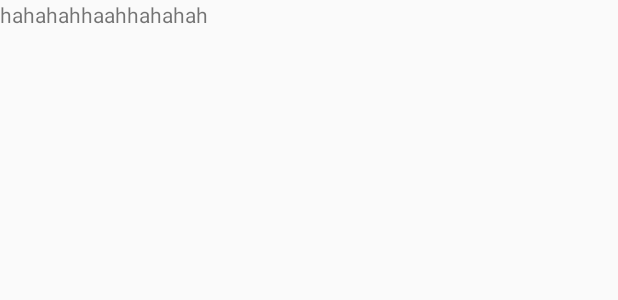
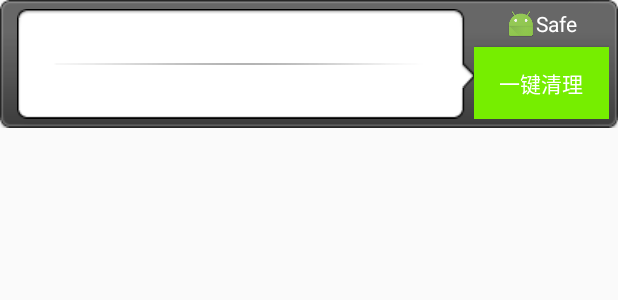
Before and after one commit to AnxiWang/Safe, an Android app: the layout example_appwidget.xml on its own in the app's theme, with its tools: preview values and no code run, on a phone screen of 412 x 824 dp. Shown: the top 300 px of the screen. Run offline under Robolectric (Android 15) with nearby library versions, the phone set to English and light mode, and no system bars.

Commit message:
Add appwidget

```diff
--- a/app/src/main/java/receiver/MyAppWidgetProvider.java
+++ b/app/src/main/java/receiver/MyAppWidgetProvider.java
@@ -1,10 +1,27 @@
 package receiver;
 
 import android.appwidget.AppWidgetProvider;
+import android.content.Context;
+import android.content.Intent;
 
 /**
  * Created by anxi on 2017/2/22.
  */
 
 public class MyAppWidgetProvider extends AppWidgetProvider {
+    @Override
+    public void onReceive(Context context, Intent intent) {
+        super.onReceive(context, intent);
+    }
+
+    @Override
+    public void onEnabled(Context context) {
+        super.onEnabled(context);
+    }
+
+    @Override
+    public void onDisabled(Context context) {
+        super.onDisabled(context);
+    }
+
 }
--- a/app/src/main/res/layout/example_appwidget.xml
+++ b/app/src/main/res/layout/example_appwidget.xml
@@ -1,10 +1,74 @@
 <?xml version="1.0" encoding="utf-8"?>
 <LinearLayout xmlns:android="http://schemas.android.com/apk/res/android"
-    android:orientation="vertical" android:layout_width="match_parent"
-    android:layout_height="match_parent">
+    android:layout_width="fill_parent"
+    android:layout_height="wrap_content"
+    android:background="@drawable/widget_bg_portrait"
+    android:id="@+id/ll_root"
+    android:gravity="center_vertical" >
 
-    <TextView
+    <LinearLayout
+        android:layout_width="0.0dip"
+        android:layout_height="fill_parent"
+        android:layout_marginLeft="5.0dip"
+        android:layout_weight="1.0"
+        android:background="@drawable/widget_bg_portrait_child"
+        android:gravity="center_vertical"
+        android:orientation="vertical"
+        android:paddingBottom="3.0dip"
+        android:paddingTop="3.0dip" >
+
+        <TextView
+            android:id="@+id/tv_process_count"
+            android:layout_width="wrap_content"
+            android:layout_height="wrap_content"
+            android:layout_marginLeft="10.0dip" />
+
+        <ImageView
+            android:layout_width="fill_parent"
+            android:layout_height="wrap_content"
+            android:layout_marginBottom="1.0dip"
+            android:layout_marginTop="1.0dip"
+            android:background="@drawable/widget_bg_portrait_child_divider" />
+
+        <TextView
+            android:id="@+id/tv_process_memory"
+            android:layout_width="wrap_content"
+            android:layout_height="wrap_content"
+            android:layout_marginLeft="10.0dip"/>
+    </LinearLayout>
+
+    <LinearLayout
         android:layout_width="wrap_content"
         android:layout_height="wrap_content"
-        android:text="hahahahhaahhahahah"/>
+        android:gravity="center_horizontal"
+        android:orientation="vertical" >
+
+        <LinearLayout
+            android:layout_width="wrap_content"
+            android:layout_height="wrap_content"
+            android:gravity="center_vertical" >
+
+            <ImageView
+                android:layout_width="20.0dip"
+                android:layout_height="20.0dip"
+                android:src="@mipmap/ic_launcher" />
+
+            <TextView
+                android:layout_width="wrap_content"
+                android:layout_height="wrap_content"
+                android:text="@string/app_name"
+                android:textColor="#fff" />
+        </LinearLayout>
+
+        <Button
+            android:id="@+id/btn_clear"
+            android:layout_width="90.0dip"
+            android:layout_height="wrap_content"
+            android:layout_centerVertical="true"
+            android:layout_marginTop="5.0dip"
+            android:background="@drawable/selector_btn_bg"
+            android:text="一键清理"
+            android:textColor="#fff" />
+    </LinearLayout>
+
 </LinearLayout>
--- a/app/src/main/res/xml/example_appwidget_info.xml
+++ b/app/src/main/res/xml/example_appwidget_info.xml
@@ -1,8 +1,6 @@
 <appwidget-provider xmlns:android="http://schemas.android.com/apk/res/android"
-    android:minWidth="40dp"
-    android:minHeight="40dp"
-    android:updatePeriodMillis="86400000"
-    android:initialLayout="@layout/example_appwidget"
-    android:resizeMode="horizontal|vertical"
-    android:widgetCategory="home_screen">
+    android:minWidth="294.0dp"
+    android:minHeight="72.0dp"
+    android:updatePeriodMillis="0"
+    android:initialLayout="@layout/example_appwidget">
 </appwidget-provider>
```
Also changed, not shown: app/src/main/res/drawable/widget_bg_portrait.9.png (added), app/src/main/res/drawable/widget_bg_portrait_child.9.png (added), app/src/main/res/drawable/widget_bg_portrait_child_divider.png (added).
